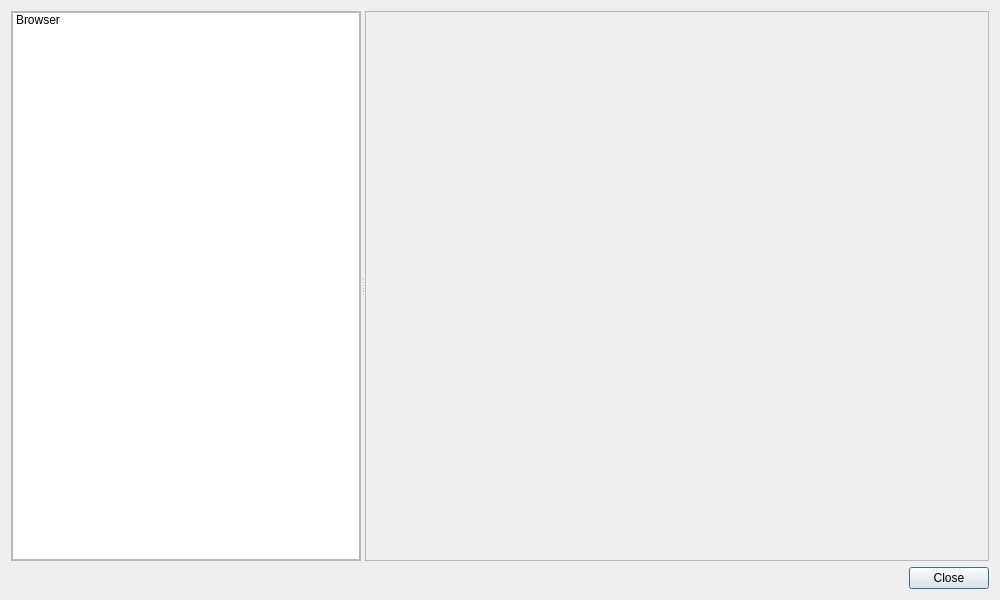
First picture: the form in src/ui/qgsdatasourcemanagerdialog.ui, repository qgis/QGIS, before the edit.
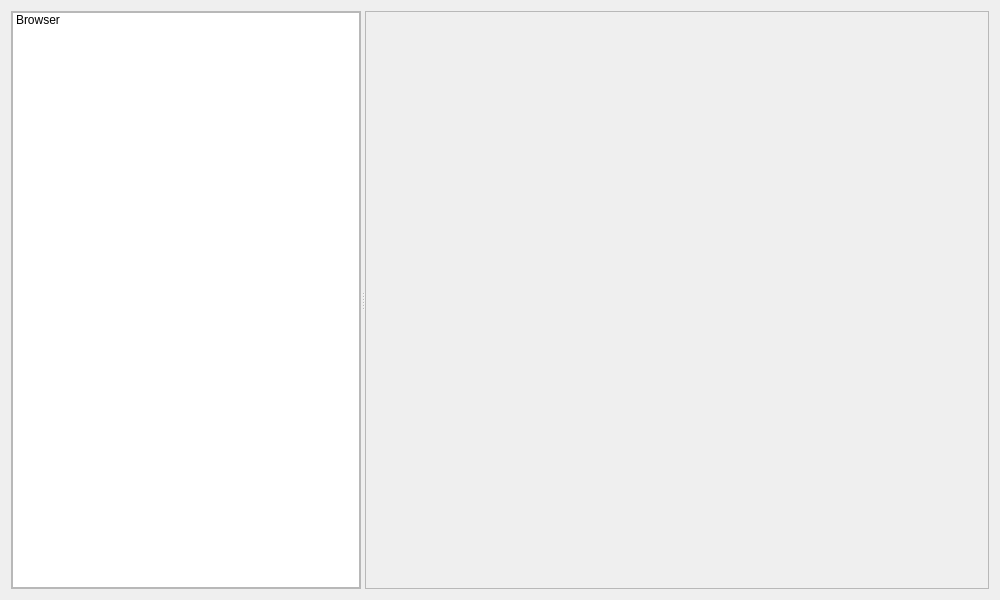
Second picture: the form after the edit. Icons and pictures are not drawn.

Commit message:
[addlayerbutton] Removed button bar from main dialog
No Close button anymore ... prepare your wrist for
a precise hit on the [X] or hit ESC to close the
dialog.

Diff of the .ui file:
```diff
--- a/src/ui/qgsdatasourcemanagerdialog.ui
+++ b/src/ui/qgsdatasourcemanagerdialog.ui
@@ -154,43 +154,6 @@
      </widget>
     </widget>
    </item>
-   <item>
-    <widget class="QFrame" name="mButtonBoxFrame">
-     <property name="sizePolicy">
-      <sizepolicy hsizetype="Preferred" vsizetype="Maximum">
-       <horstretch>0</horstretch>
-       <verstretch>0</verstretch>
-      </sizepolicy>
-     </property>
-     <property name="frameShape">
-      <enum>QFrame::NoFrame</enum>
-     </property>
-     <property name="frameShadow">
-      <enum>QFrame::Raised</enum>
-     </property>
-     <layout class="QGridLayout" name="gridLayout">
-      <property name="leftMargin">
-       <number>0</number>
-      </property>
-      <property name="topMargin">
-       <number>0</number>
-      </property>
-      <property name="rightMargin">
-       <number>0</number>
-      </property>
-      <property name="bottomMargin">
-       <number>0</number>
-      </property>
-      <item row="0" column="0">
-       <widget class="QDialogButtonBox" name="buttonBox">
-        <property name="standardButtons">
-         <set>QDialogButtonBox::Close</set>
-        </property>
-       </widget>
-      </item>
-     </layout>
-    </widget>
-   </item>
   </layout>
  </widget>
  <resources>
```
The commit also changes 1 other file.
